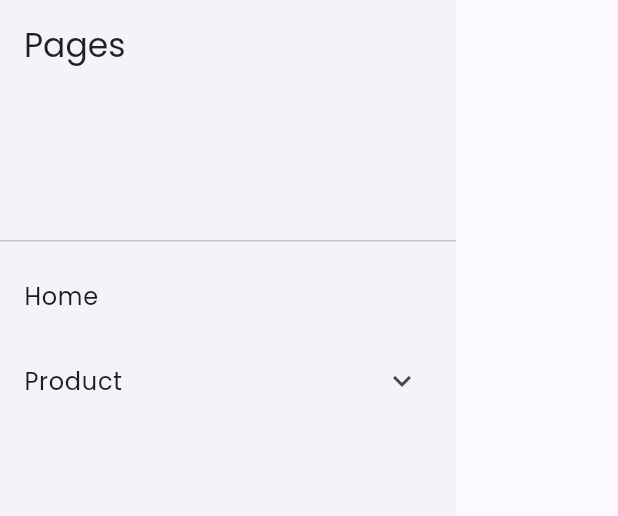
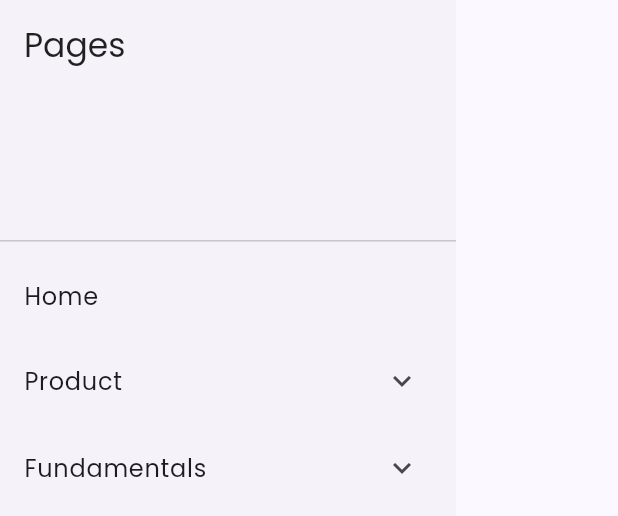
Before and after one commit to ChuffedDom/being-chuffed, a Flutter app: the MainDrawer widget shown alone on an empty page, opened directly, on a phone screen of 412 x 824 dp. Shown: the top 516 px of the screen. Run offline on Flutter 3.47's test engine with Material 2 defaults, Android fonts, the phone set to English and light mode, and no system bars; our stand-ins replace firebase_core, flutter_markdown, google_fonts; accounts and stored records are empty; network calls fail; statements that could not run were skipped.

Commit message:
Added Scope

```diff
--- a/lib/drawer.dart
+++ b/lib/drawer.dart
@@ -36,6 +36,21 @@ class MainDrawer extends StatelessWidget {
                 },
               ),
             ],
+          ),
+          ExpansionTile(
+            title: const Text("Fundamentals"),
+            children: [
+              ListTile(
+                title: const Padding(
+                  padding: EdgeInsets.only(left: 8),
+                  child: Text("Scope"),
+                ),
+                onTap: () {
+                  Navigator.pushNamedAndRemoveUntil(
+                      context, '/scope', (route) => false);
+                },
+              ),
+            ],
           )
         ],
       ),
--- a/lib/main.dart
+++ b/lib/main.dart
@@ -30,6 +30,7 @@ class BeingChuffed extends StatelessWidget {
       routes: {
         '/': (context) => const HomePage(),
         '/persona': (context) => const Persona(),
+        '/scope': (context) => const Scope(),
       },
     );
   }
```
Also changed, not shown: lib/pages.dart (+13 -0 lines).
